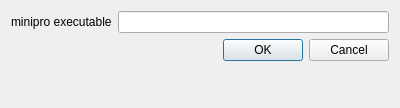
First picture: the form in optdialog.ui, repository wd5gnr/qtl866, before the edit.
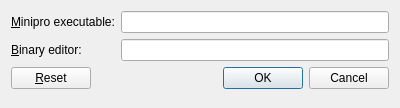
Second picture: the form after the edit.

Commit message: Adds binhexedit, edit button, binary editor option, and keyboard navigation

Patch:
```diff
--- a/optdialog.ui
+++ b/optdialog.ui
@@ -24,7 +24,7 @@
      </property>
     </widget>
    </item>
-   <item row="1" column="1">
+   <item row="2" column="1">
     <widget class="QDialogButtonBox" name="buttonBox">
      <property name="orientation">
       <enum>Qt::Horizontal</enum>
@@ -37,7 +37,30 @@
    <item row="0" column="0">
     <widget class="QLabel" name="label">
      <property name="text">
-      <string>minipro executable</string>
+      <string>&amp;Minipro executable:</string>
+     </property>
+     <property name="buddy">
+      <cstring>exec</cstring>
+     </property>
+    </widget>
+   </item>
+   <item row="1" column="1">
+    <widget class="QLineEdit" name="editor"/>
+   </item>
+   <item row="1" column="0">
+    <widget class="QLabel" name="label_2">
+     <property name="text">
+      <string>&amp;Binary editor:</string>
+     </property>
+     <property name="buddy">
+      <cstring>editor</cstring>
+     </property>
+    </widget>
+   </item>
+   <item row="2" column="0">
+    <widget class="QPushButton" name="resetbtn">
+     <property name="text">
+      <string>&amp;Reset</string>
      </property>
     </widget>
    </item>
```
Left out of the diff: 6 changed lines with no effect on the pictures. The commit also changes 7 other files.
